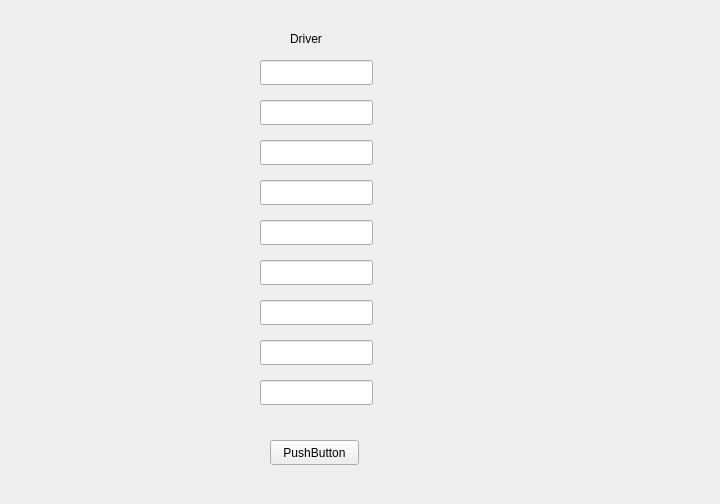
The window that sdi_app/gui/application.ui (FratiaXd/SDI) describes before a commit, drawn with Qt 5.
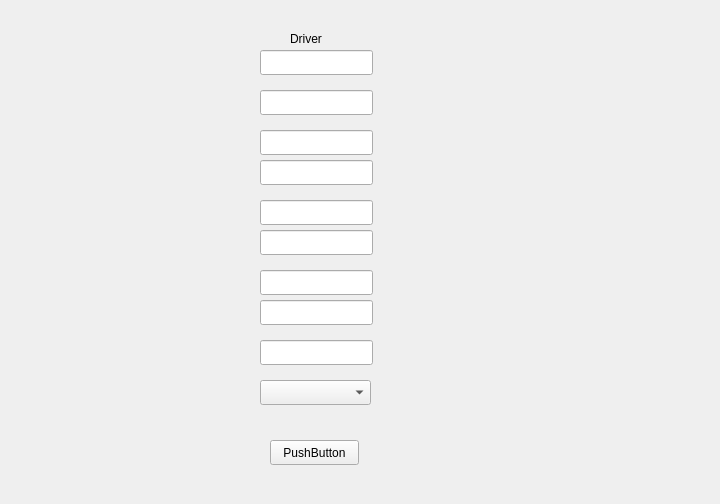
The same window after the commit. The open tabs and pages were chosen to show the change.

Diff of the .ui file:
```diff
--- a/sdi_app/gui/application.ui
+++ b/sdi_app/gui/application.ui
@@ -223,7 +223,7 @@
      <property name="geometry">
       <rect>
        <x>260</x>
-       <y>60</y>
+       <y>50</y>
        <width>113</width>
        <height>25</height>
       </rect>
@@ -233,7 +233,7 @@
      <property name="geometry">
       <rect>
        <x>260</x>
-       <y>100</y>
+       <y>90</y>
        <width>113</width>
        <height>25</height>
       </rect>
@@ -243,7 +243,7 @@
      <property name="geometry">
       <rect>
        <x>260</x>
-       <y>140</y>
+       <y>130</y>
        <width>113</width>
        <height>25</height>
       </rect>
@@ -253,7 +253,7 @@
      <property name="geometry">
       <rect>
        <x>260</x>
-       <y>180</y>
+       <y>160</y>
        <width>113</width>
        <height>25</height>
       </rect>
@@ -276,7 +276,7 @@
      <property name="geometry">
       <rect>
        <x>260</x>
-       <y>220</y>
+       <y>200</y>
        <width>113</width>
        <height>25</height>
       </rect>
@@ -286,7 +286,7 @@
      <property name="geometry">
       <rect>
        <x>260</x>
-       <y>260</y>
+       <y>230</y>
        <width>113</width>
        <height>25</height>
       </rect>
@@ -296,7 +296,7 @@
      <property name="geometry">
       <rect>
        <x>260</x>
-       <y>300</y>
+       <y>270</y>
        <width>113</width>
        <height>25</height>
       </rect>
@@ -306,7 +306,7 @@
      <property name="geometry">
       <rect>
        <x>260</x>
-       <y>340</y>
+       <y>300</y>
        <width>113</width>
        <height>25</height>
       </rect>
@@ -316,7 +316,7 @@
      <property name="geometry">
       <rect>
        <x>260</x>
-       <y>380</y>
+       <y>340</y>
        <width>113</width>
        <height>25</height>
       </rect>
@@ -335,6 +335,16 @@
       <string/>
      </property>
     </widget>
+    <widget class="QComboBox" name="comboBox">
+     <property name="geometry">
+      <rect>
+       <x>260</x>
+       <y>380</y>
+       <width>111</width>
+       <height>25</height>
+      </rect>
+     </property>
+    </widget>
    </widget>
    <widget class="QWidget" name="page_4">
     <widget class="QLabel" name="label_3">
```
